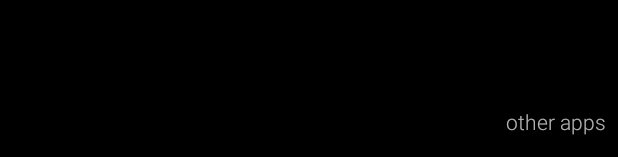
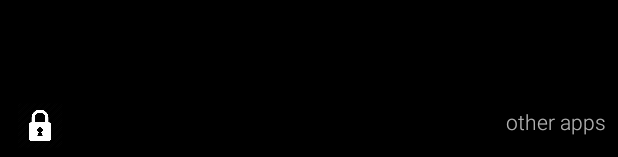
Before and after one commit to LourensT/productivityLauncher, an Android app: the layout activity_main.xml on its own in the app's theme, with its tools: preview values and no code run, on a phone screen of 412 x 824 dp. Shown: the part 1076-1233 px from the top of the screen. Run offline under Robolectric (Android 15) with nearby library versions, the phone set to English and light mode, and no system bars.

Commit message:
added routing and button on main for the to-be-developed settings screen

```diff
--- a/app/src/main/AndroidManifest.xml
+++ b/app/src/main/AndroidManifest.xml
@@ -9,7 +9,8 @@
         android:roundIcon="@mipmap/ic_launcher_round"
         android:supportsRtl="true"
         android:theme="@style/AppTheme.NoActionBar.FullScreen">
-        <activity android:name=".SecondAppsActivity"></activity>
+        <activity android:name=".ChangeAppsActivity"></activity>
+        <activity android:name=".SecondAppsActivity" />
         <activity android:name=".MainActivity">
             <intent-filter>
                 <action android:name="android.intent.action.MAIN" />
--- a/app/src/main/java/com/example/productivitylauncher/MainActivity.java
+++ b/app/src/main/java/com/example/productivitylauncher/MainActivity.java
@@ -77,6 +77,11 @@ public class MainActivity extends AppCompatActivity {
         startActivity(secondAppIntent);
     }
 
+    public void onLockClick(View v){
+        Intent secondAppIntent = new Intent(this, ChangeAppsActivity.class);
+        startActivity(secondAppIntent);
+    }
+
     public void onFillAppList(Context c){
 
         Intent i = new Intent(Intent.ACTION_MAIN, null);
--- a/app/src/main/java/com/example/productivitylauncher/SecondAppsAdapter.java
+++ b/app/src/main/java/com/example/productivitylauncher/SecondAppsAdapter.java
@@ -39,11 +39,6 @@ public class SecondAppsAdapter extends BaseAdapter implements Filterable {
     @Override
     public long getItemId(int position) {
         return position;
-    }
-
-    private class ViewHolder {
-        LinearLayout llContainer;
-        TextView tvLabel;
     }
 
     @Override
--- a/app/src/main/res/layout/activity_main.xml
+++ b/app/src/main/res/layout/activity_main.xml
@@ -54,4 +54,20 @@
         app:layout_constraintTop_toTopOf="parent"
         app:layout_constraintVertical_bias="1.0" />
 
+    <ImageView
+        android:id="@+id/imageView"
+        android:layout_width="37dp"
+        android:layout_height="30dp"
+        android:layout_marginStart="8dp"
+        android:layout_marginEnd="8dp"
+        android:layout_marginBottom="8dp"
+        android:onClick="onLockClick"
+        app:layout_constraintBottom_toBottomOf="parent"
+        app:layout_constraintEnd_toStartOf="@+id/secondAppsButton"
+        app:layout_constraintHorizontal_bias="0.0"
+        app:layout_constraintStart_toStartOf="parent"
+        app:layout_constraintTop_toBottomOf="@+id/lvItems"
+        app:layout_constraintVertical_bias="1.0"
+        app:srcCompat="@drawable/lock" />
+
 </androidx.constraintlayout.widget.ConstraintLayout>
```
Also changed, not shown: app/src/main/java/com/example/productivitylauncher/ChangeAppsActivity.java (added, +14 -0 lines), app/src/main/res/layout/activity_change_apps.xml (added, +23 -0 lines), app/src/main/res/drawable/lock.png (added).
